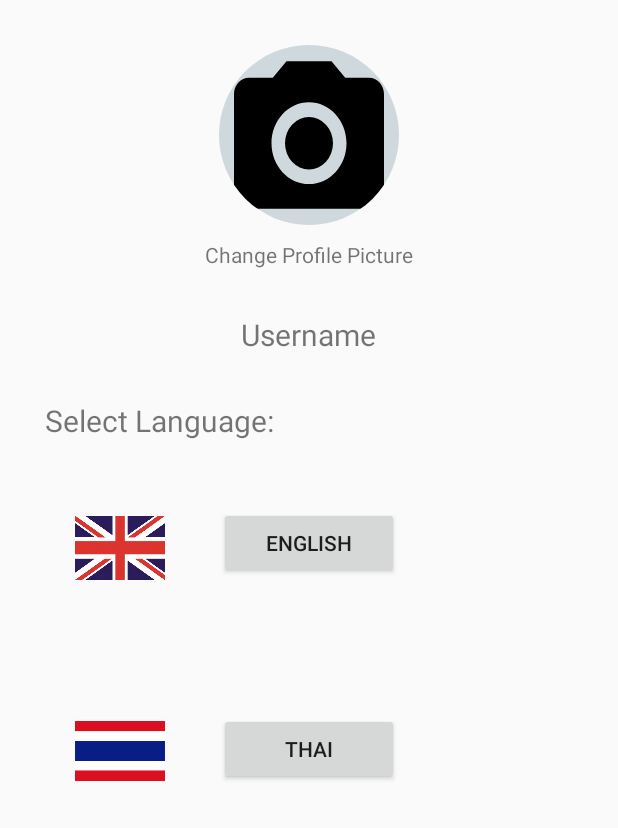
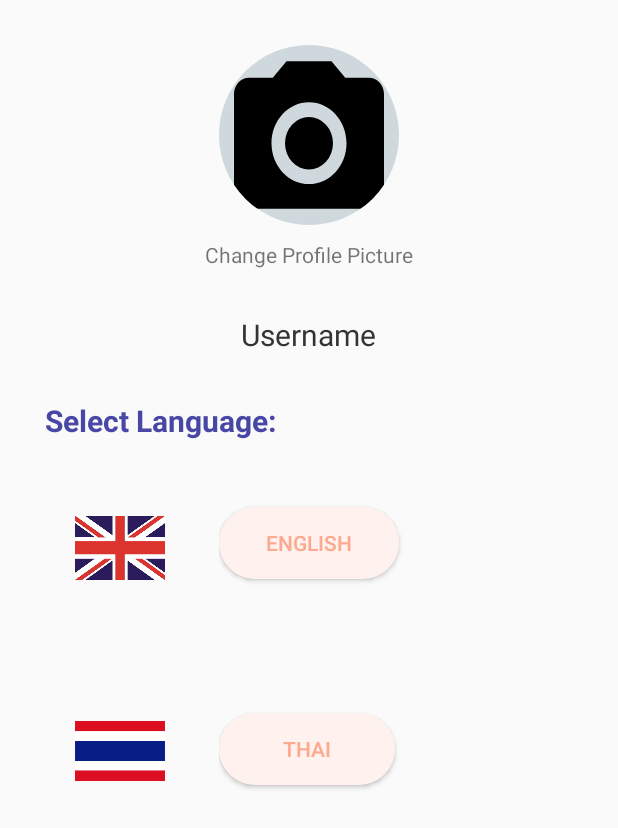
Before and after one commit to maijsp/penquiz, an Android app: the layout fragment_profile.xml on its own in the app's theme, with its tools: preview values and no code run, on a phone screen of 412 x 824 dp. Shown: the top 828 px of the screen. Run offline under Robolectric (Android 15) with nearby library versions, the phone set to English and light mode, and no system bars.

```diff
--- a/app/src/main/java/com/example/penquiz/MainActivity.kt
+++ b/app/src/main/java/com/example/penquiz/MainActivity.kt
@@ -68,7 +68,7 @@ class MainActivity : AppCompatActivity() {
                 user_email.text = user!!.email
             }
         })
-//        nav_header_main
+        // nav_header_main
         // Passing each menu ID as a set of Ids because each
         // menu should be considered as top level destinations.
         appBarConfiguration = AppBarConfiguration(
--- a/app/src/main/java/com/example/penquiz/ui/contactus/ContactFragment.kt
+++ b/app/src/main/java/com/example/penquiz/ui/contactus/ContactFragment.kt
@@ -48,19 +48,11 @@ class ContactFragment  : Fragment(), OnMapReadyCallback,View.OnClickListener {
 
     override fun onSaveInstanceState(outState: Bundle) {
         super.onSaveInstanceState(outState)
-
         googlemapView?.onSaveInstanceState(outState)
     }
 
-    override fun onCreateView(inflater: LayoutInflater, container: ViewGroup?,
-                              savedInstanceState: Bundle?): View? {
-//        contactViewModel = ViewModelProviders.of(this).get(ContactViewModel::class.java)
+    override fun onCreateView(inflater: LayoutInflater, container: ViewGroup?, savedInstanceState: Bundle?): View? {
         val root = inflater.inflate(R.layout.fragment_contactus,container,false)
-//
-//        val textView: TextView = root.findViewById(R.id.text_contact)
-//        contactViewModel.text.observe(this, Observer {
-//            textView.text = it
-//        })
 
         googlemapView = root.findViewById(R.id.mapView)
         googlemapView?.onCreate(savedInstanceState)
@@ -72,21 +64,7 @@ class ContactFragment  : Fragment(), OnMapReadyCallback,View.OnClickListener {
         //database = FirebaseDatabase.getInstance().getReference();
         postFeedback.setOnClickListener(this)
 
-//        postFeedback.setOnClickListener(View.OnClickListener {
-//            fun onClick(v: View){
-//                val message: String = textFeedback.getText().toString()
-//                if (TextUtils.isEmpty(message)){
-//                    textFeedback.setError("Enter Your Message");
-//                    textFeedback.requestFocus();
-//                    return;
-//                }
-//                database.child("Messages").child("senderID").child(senderID.toString()).child(message).push()
-//
-//            }
-//        })
         return root
-//// Inflate the layout for this fragment
-////return inflater.inflate(R.layout.fragment_contactus, container, false)
     }
 
     override fun onMapReady(googleMap: GoogleMap) {
@@ -136,7 +114,6 @@ class ContactFragment  : Fragment(), OnMapReadyCallback,View.OnClickListener {
             return;
         }
 
-        //database.child("Messages").child("senderID").child(senderID.toString()).child(message).push()
         myRef.child("Messages").child("sender ID").child(senderID.toString()).push().setValue(message)
 
         var builder = AlertDialog.Builder(this.context)
@@ -147,31 +124,6 @@ class ContactFragment  : Fragment(), OnMapReadyCallback,View.OnClickListener {
         builder.setPositiveButton("OK", DialogInterface.OnClickListener(function = positiveButtonClick))
         // Finally, make the alert dialog using builder
         val dialog: AlertDialog = builder.create()
-        //val messageText = dialog.findViewById<View>(android.R.id.message) as TextView
-        //val messageTitle = dialog.findViewById<View>(android.R.id.title) as TextView
-        //messageText.setGravity(Gravity.CENTER);
-        //messageTitle.setGravity(Gravity.CENTER);
-        // Display the alert dialog on app interface
         dialog.show()
     }
-
-//    fun basicAlert(view: View){
-//
-//        var builder = AlertDialog.Builder(this.context)
-//
-//        with(builder)
-//        {
-//            setTitle("Androidly Alert")
-//            setMessage("We have a message")
-//            setPositiveButton("OK", DialogInterface.OnClickListener(function = positiveButtonClick))
-//            //setNegativeButton(android.R.string.no, negativeButtonClick)
-//            //setNeutralButton("Maybe", neutralButtonClick)
-//            show()
-//        }
-//
-//
-//    }
-
-
-
 }
--- a/app/src/main/java/com/example/penquiz/ui/setting/SettingFragment.kt
+++ b/app/src/main/java/com/example/penquiz/ui/setting/SettingFragment.kt
@@ -8,6 +8,7 @@ import android.app.AlertDialog
 import android.content.DialogInterface
 import android.content.Intent
 import android.content.SharedPreferences
+import android.content.res.Configuration
 import android.content.res.Resources
 import android.graphics.Bitmap
 import android.graphics.BitmapFactory
@@ -15,11 +16,14 @@ import android.net.Uri
 import android.os.Bundle
 import android.os.Environment
 import android.provider.MediaStore
+import android.util.DisplayMetrics
 import android.util.Log
 import android.view.LayoutInflater
 import android.view.View
 import android.view.ViewGroup
-import android.widget.*
+import android.widget.Button
+import android.widget.TextView
+import android.widget.Toast
 import androidx.core.content.FileProvider
 import androidx.fragment.app.Fragment
 import com.example.penquiz.R
@@ -50,12 +54,9 @@ class SettingFragment: Fragment(){
     private lateinit var ButtonEng: Button
     private lateinit var username: TextView
 
+    override fun onCreateView(inflater: LayoutInflater, container: ViewGroup?, savedInstanceState: Bundle?): View? {
 
-
-    override fun onCreateView(inflater: LayoutInflater, container: ViewGroup?,
-                              savedInstanceState: Bundle?): View? {
-
-      // Don't use recreate use intent instead
+        // Don't use recreate use intent instead
         // but how to use intent in this?
         // sth like this
 
@@ -103,14 +104,10 @@ class SettingFragment: Fragment(){
             addOperation(it)
         })
 
-
         return root
     }
 
-
-
     fun addOperation(v: View?) {
-
         val options = arrayOf<String>("Take Photo","Choose from gallery","Cancel")
         val builder = AlertDialog.Builder(this.context)
         builder.setTitle("Choose your profile picture")
@@ -169,7 +166,6 @@ class SettingFragment: Fragment(){
 
     }
 
-
     override fun onActivityResult(requestCode: Int, resultCode: Int, data: Intent?) {
         if(resultCode != RESULT_CANCELED){
             if (requestCode == 1 && resultCode == RESULT_OK && data != null) {
@@ -186,8 +182,7 @@ class SettingFragment: Fragment(){
                 var user: FirebaseUser? =FirebaseAuth.getInstance().currentUser
                 val uri: Uri? = data.data
                 var uid= FirebaseAuth.getInstance().currentUser?.uid
-                var reference: StorageReference = FirebaseStorage.getInstance().getReference()
-                    .child("profileImage") //.child(uid+ ".jpg");
+                var reference: StorageReference = FirebaseStorage.getInstance().getReference().child("profileImage") //.child(uid+ ".jpg");
                 var uploadTask =  reference.putFile(uri!!)
 
                 //try
@@ -196,16 +191,12 @@ class SettingFragment: Fragment(){
                         mDatabase.child(user!!.uid.toString()).child("image").setValue(it.toString())
                         Toast.makeText(activity!!.getApplicationContext(),"success!!"+it.toString(),Toast.LENGTH_SHORT).show()
                         Log.d("DIRECTLINK",it.toString())
-                        Picasso.get()
-                            .load(it)
-                            .into(imageProfile)
+                        Picasso.get().load(it).into(imageProfile)
                     }
                 }
 
             }
-
         }
-
     }
 
     private fun handleUpload(imageBitmap: Bitmap) {
--- a/app/src/main/res/drawable/button.xml
+++ b/app/src/main/res/drawable/button.xml
@@ -2,4 +2,5 @@
 <shape android:shape="rectangle" xmlns:android="http://schemas.android.com/apk/res/android">
     <corners android:radius="50dp"/>
     <solid android:color="@color/lightblue"/>
+    <padding android:right="10dp" android:bottom="10dp" android:left="10dp" android:top="10dp"/>
 </shape>
--- a/app/src/main/res/layout/fragment_profile.xml
+++ b/app/src/main/res/layout/fragment_profile.xml
@@ -3,7 +3,8 @@
     xmlns:app="http://schemas.android.com/apk/res-auto"
     xmlns:tools="http://schemas.android.com/tools"
     android:layout_width="match_parent"
-    android:layout_height="match_parent">
+    android:layout_height="match_parent"
+    style="">
 
     <ScrollView
         android:id="@+id/scrollView3"
@@ -18,26 +19,6 @@
             android:layout_width="match_parent"
             android:layout_height="wrap_content"
             android:orientation="vertical">
-            <!-- android:scaleType="fitCenter, centerInside" : to make the image the same size as the button
-            android:adjustViewBounds="true" if your image has unequal height/width.
-            app:srcCompat="@drawable/logo"
-            success
-            -->
-
-            <!--            <de.hdodenhof.circleimageview.CircleImageView-->
-
-            <!--                android:id="@+id/camera_image"-->
-            <!--                android:layout_width="120dp"-->
-            <!--                android:layout_height="120dp"-->
-            <!--                android:layout_gravity="center"-->
-            <!--                android:layout_marginTop="30dp"-->
-            <!--                android:adjustViewBounds="true"-->
-            <!--                android:background="@drawable/roundcorner"-->
-            <!--                android:onClick="addOperation"-->
-
-            <!--                android:src="@drawable/ic_setting_camera"-->
-            <!--                tools:ignore="VectorDrawableCompat" />-->
-
 
             <de.hdodenhof.circleimageview.CircleImageView
                 android:id="@+id/camera_image"
@@ -51,7 +32,6 @@
                 android:scaleType="centerCrop"
                 android:src="@drawable/ic_setting_camera" />
 
-            <!-- android:scaleType="centerCrop"-->
             <TextView
                 android:id="@+id/text_guide"
                 android:layout_width="wrap_content"
@@ -59,6 +39,7 @@
                 android:layout_gravity="center"
                 android:layout_marginTop="10dp"
                 android:text="@string/setting_description"
+                android:fontFamily="@font/dmsans"
                 tools:text="@string/setting_description" />
 
             <TextView
@@ -68,6 +49,8 @@
                 android:layout_gravity="center"
                 android:layout_marginTop="30dp"
                 android:text="@string/Show_username"
+                android:textColor="@color/darkgrey"
+                android:fontFamily="@font/dmsans"
                 android:textSize="20sp" />
 
 
@@ -78,6 +61,9 @@
                 android:layout_marginStart="30dp"
                 android:layout_marginTop="30dp"
                 android:text="@string/Language_choice"
+                android:fontFamily="@font/dmsans"
+                android:textColor="@color/blueshade"
+                android:textStyle="bold"
                 android:textSize="20sp" />
 
             <LinearLayout
@@ -111,31 +97,30 @@
                 <LinearLayout
                     android:layout_width="match_parent"
                     android:layout_height="match_parent"
-                    android:orientation="vertical">
-
+                    android:orientation="vertical"
+                    android:clipToPadding="false">
 
                     <androidx.appcompat.widget.AppCompatButton
                         android:id="@+id/button_thai"
                         android:layout_width="120dp"
                         android:layout_height="wrap_content"
                         android:layout_marginTop="44dp"
+                        android:background="@drawable/button"
+                        android:textColor="@color/pink"
+                        android:backgroundTint="@color/lightpink"
                         android:text="@string/english_button" />
 
                     <androidx.appcompat.widget.AppCompatButton
                         android:id="@+id/button_english"
-                        android:layout_width="120dp"
+                        android:layout_width="117dp"
                         android:layout_height="wrap_content"
                         android:layout_marginTop="89dp"
+                        android:background="@drawable/button"
                         android:text="@string/Thai_button"
-
-
-                        />
-
+                        android:textColor="@color/pink"
+                        android:backgroundTint="@color/lightpink"/>
                 </LinearLayout>
-
             </LinearLayout>
-
-
         </LinearLayout>
     </ScrollView>
 
```
Also changed, not shown: app/src/main/java/com/example/penquiz/ui/home/HomeFragment.kt (line endings or trailing spaces).
